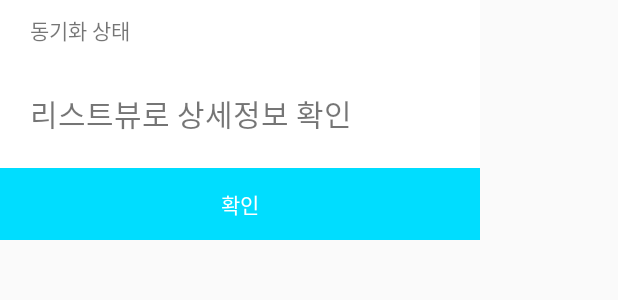
After one commit to FireProject/Kotlin, an Android app: the layout activity_change_background.xml on its own in the app's theme, with its tools: preview values and no code run, on a phone screen of 412 x 824 dp. The commit adds this screen. Shown: the top 300 px of the screen. Run offline under Robolectric (Android 15) with nearby library versions, the phone set to English and light mode, and no system bars.

Commit message:
03/18 : 집가서 하기
- https://www.youtube.com/watch?v=SmsshpB1O38

```diff
--- a/app/src/main/AndroidManifest.xml
+++ b/app/src/main/AndroidManifest.xml
@@ -21,7 +21,9 @@
         <activity android:name=".MainActivity" />
         <activity android:name=".RegisterActivity" />
         <activity android:name=".LoginActivity" />
-    <activity android:name=".AddChatRoomActivity"/>
+        <activity android:name=".AddChatRoomActivity" />
+        <activity android:name=".ChangeBackgroundActivity"
+            android:theme="@android:style/Theme.Holo.Dialog"/>
     </application>
 
 </manifest>
--- a/app/src/main/res/layout/activity_add_chat_room.xml
+++ b/app/src/main/res/layout/activity_add_chat_room.xml
@@ -248,6 +248,12 @@
             android:layout_width="match_parent"
             android:layout_height="0dp"
             android:layout_weight="0.5" />
+
+        <Button
+            android:id="@+id/btn_go"
+            android:layout_width="match_parent"
+            android:layout_height="wrap_content"
+            android:text="Button" />
     </LinearLayout>
 
     <Space
--- /dev/null
+++ b/app/src/main/res/layout/activity_change_background.xml
@@ -0,0 +1,41 @@
+<?xml version="1.0" encoding="utf-8"?>
+<LinearLayout xmlns:android="http://schemas.android.com/apk/res/android"
+    android:orientation="vertical"
+    android:layout_width="320dp"
+    android:layout_height="160dp">
+
+    <TextView
+        android:id="@+id/atdTitleTv"
+        android:layout_width="match_parent"
+        android:layout_height="40dp"
+        android:background="@android:color/background_light"
+        android:gravity="start|center_horizontal|center_vertical"
+        android:paddingLeft="20dp"
+        android:text="동기화 상태"
+         />
+
+    <TextView
+        android:id="@+id/atdContentTv"
+        android:layout_width="match_parent"
+        android:layout_height="72dp"
+        android:background="@android:color/background_light"
+        android:gravity="start|center_horizontal|center_vertical"
+        android:paddingLeft="20dp"
+        android:text="리스트뷰로 상세정보 확인"
+        android:textSize="20sp" />
+    <LinearLayout
+        android:layout_width="match_parent"
+        android:layout_height="48dp"
+        android:orientation="horizontal">
+
+        <TextView
+            android:id="@+id/btn1"
+            android:layout_width="0dp"
+            android:layout_height="match_parent"
+            android:layout_weight="2"
+            android:background="@android:color/holo_blue_bright"
+            android:gravity="center"
+            android:text="확인"
+            android:textColor="@android:color/white" />
+    </LinearLayout>
+</LinearLayout>
```
Also changed, not shown: app/src/main/java/com/example/BurningUp/AddChatRoomActivity.kt (+22 -8 lines), app/src/main/java/com/example/BurningUp/ChangeBackgroundActivity.kt (added, +20 -0 lines).
